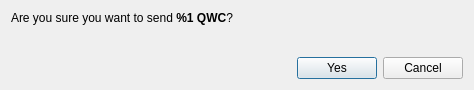
Before: the Qt Designer form src/gui/ui/confirmsenddialog.ui in qwertycoin-org/qwertycoin-gui, drawn with Qt 5.
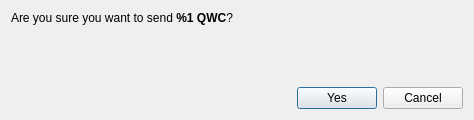
After: the same form once the commit is applied. Icons and pictures are not drawn.

Commit message: Add additional donation check before send amount

Diff of the .ui file:
```diff
--- a/src/gui/ui/confirmsenddialog.ui
+++ b/src/gui/ui/confirmsenddialog.ui
@@ -10,7 +10,7 @@
     <x>0</x>
     <y>0</y>
     <width>474</width>
-    <height>90</height>
+    <height>120</height>
    </rect>
   </property>
   <property name="windowTitle">
@@ -39,6 +39,16 @@
        </property>
       </widget>
      </item>
+     <item>
+      <widget class="QLabel" name="m_confirmDonationLabel">
+       <property name="text">
+        <string/>
+       </property>
+       <property name="textFormat">
+        <enum>Qt::RichText</enum>
+       </property>
+      </widget>
+     </item>
     </layout>
    </item>
    <item>
```
The commit also changes 21 other files.
